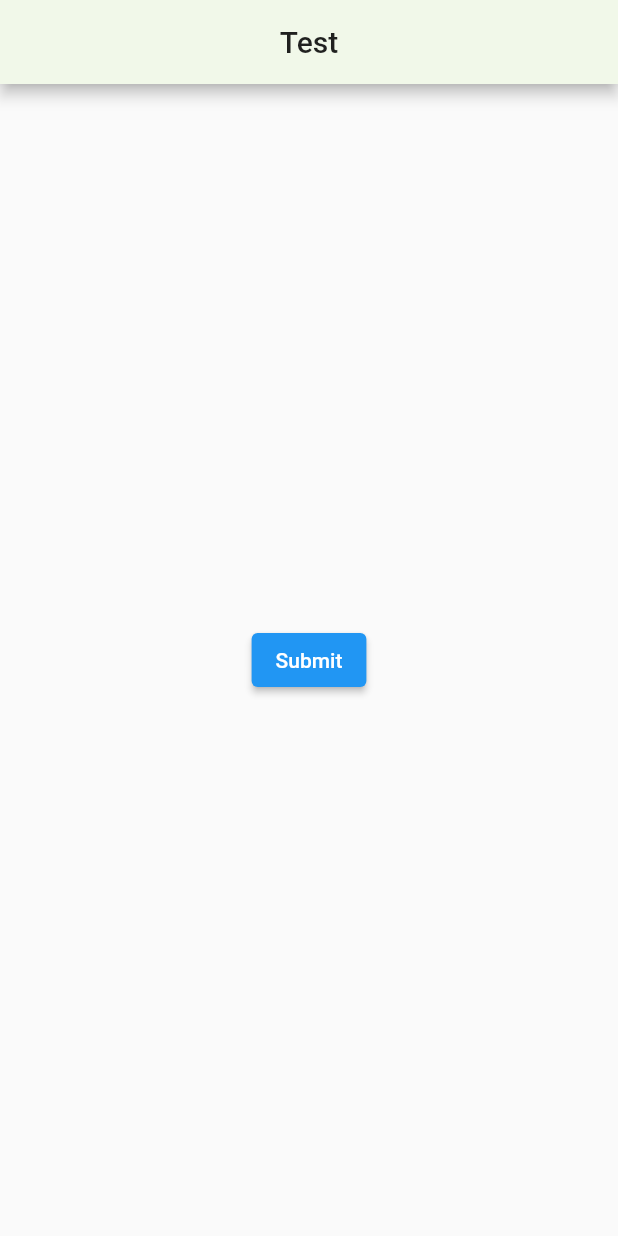
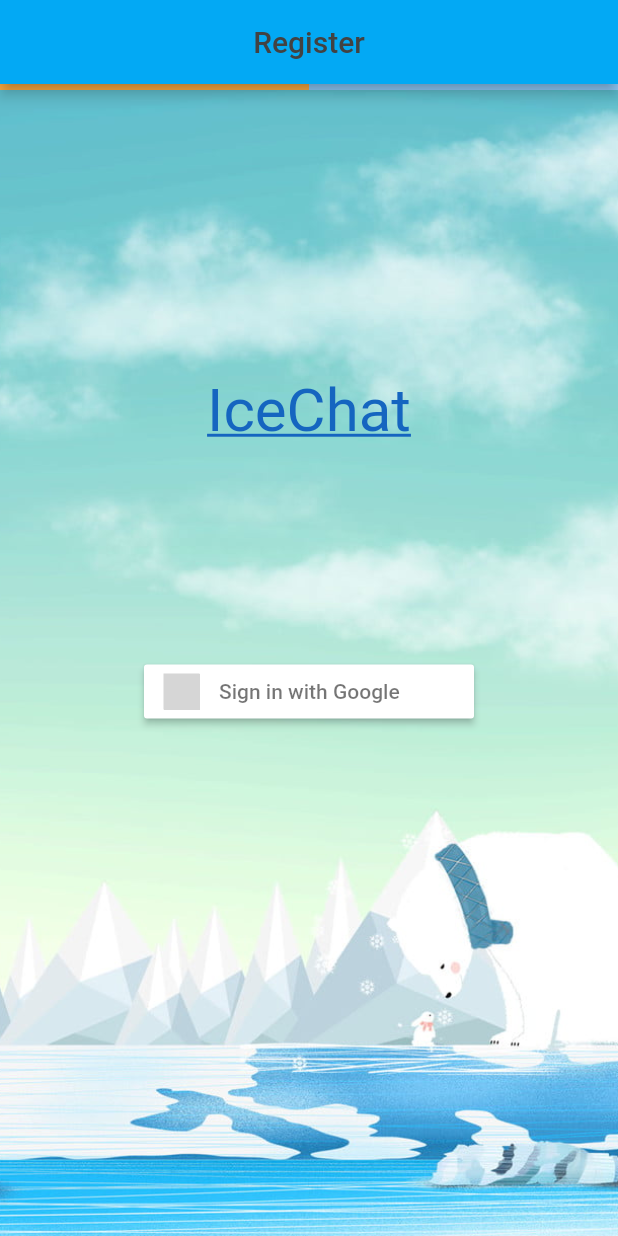
Before and after one commit to mayankofficial999/IceChat, a Flutter app: the screen it shows after launch, on a phone screen of 412 x 824 dp. Run offline on Flutter 3.47's test engine with Material 2 defaults, Android fonts, the phone set to English and light mode, and no system bars; our stand-ins replace cached_network_image, firebase_auth, firebase_core, flutter_signin_button, google_fonts, google_sign_in and 1 more; accounts and stored records are empty; grey boxes are pictures that could not be loaded.

Commit message:
Registration_Screens_Completed

```diff
--- a/lib/main.dart
+++ b/lib/main.dart
@@ -1,11 +1,53 @@
+import 'package:cached_network_image/cached_network_image.dart';
 import 'package:flutter/material.dart';
 import 'package:firebase_core/firebase_core.dart';
-import 'package:firebase_database/firebase_database.dart';
+import 'package:flutter_signin_button/flutter_signin_button.dart';
+//import 'package:firebase_database/firebase_database.dart';
+import 'package:firebase_auth/firebase_auth.dart';
+import 'package:google_fonts/google_fonts.dart';
+import 'package:google_sign_in/google_sign_in.dart';
+import 'dart:io';
+import 'package:image_picker/image_picker.dart';
 
 void main() async {
   WidgetsFlutterBinding.ensureInitialized();
   await Firebase.initializeApp();
-  runApp(MaterialApp(home:LoginScreen(),theme: ThemeData(primaryColor: Colors.lightGreen[50],),));
+  runApp(MaterialApp(home:LoginScreen(),theme: ThemeData(primaryColor: Colors.lightBlue,),));
+}
+Future<User> signInWithGoogle() async {
+  FirebaseAuth auth = FirebaseAuth.instance;
+  UserCredential userCopy;
+  // Trigger the authentication flow
+  final GoogleSignInAccount googleUser = await GoogleSignIn().signIn();
+  if (googleUser != null) {
+  // Obtain the auth details from the request
+  final GoogleSignInAuthentication googleAuth = await googleUser.authentication;
+  // Create a new credential
+  final AuthCredential credential = GoogleAuthProvider.credential(
+    accessToken: googleAuth.accessToken,
+    idToken: googleAuth.idToken,
+  );
+  try {
+      final UserCredential userCredential = await auth.signInWithCredential(credential);
+      print("Google Sign-In Successful");
+      userCopy=userCredential;
+      return userCredential.user;
+    } on FirebaseAuthException catch (e) {
+      //_showMyDialog(e.code,);
+      if (e.code == 'account-exists-with-different-credential') {
+        // handle the error here
+        print("account-exists-with-different-credential");
+      }
+      else if (e.code == 'invalid-credential') {
+        // handle the error here
+        print("invalid-credential");
+      }
+    } catch (e) {
+      // handle the error here
+      print(e);
+    }
+  }
+  return userCopy.user;
 }
 
 class LoginScreen extends StatefulWidget {
@@ -13,30 +55,133 @@
   _LoginScreenState createState() => _LoginScreenState();
 }
 
-class _LoginScreenState extends State<LoginScreen> {
-  final fb = FirebaseDatabase.instance;
+class _LoginScreenState extends State<LoginScreen>with TickerProviderStateMixin {
+  User chatUser;
+  bool signedIn=false;
+  bool loading=false;
+  File _image;
+  final picker = ImagePicker();
+  Future getImage() async {
+    final pickedFile = await picker.getImage(source: ImageSource.gallery);
+    setState(() {
+      if (pickedFile != null) {
+        _image = File(pickedFile.path);
+      } else {
+        print('No image selected.');
+      }
+    });
+  }
+  //final fb = FirebaseDatabase.instance;
+  void checkSignIn(){
+    FirebaseAuth.instance
+    .authStateChanges()
+    .listen((User user) {
+    if (user == null) {
+      setState(() {
+      signedIn=false;
+      });
+      print('User signed out');
+    } else {
+      setState(() {
+      signedIn=true;
+      });
+      print('User signed in');
+    }
+  });
+  }
+
   @override
   Widget build(BuildContext context) {
-    final ref = fb.reference();
+    checkSignIn();
+    //final ref = fb.reference();
     return Scaffold(
+      resizeToAvoidBottomInset: false,
       appBar: AppBar(
-          title: Center(child:Text('Test')),
+          title: Center(child:Text('Register',style: TextStyle(color: Colors.grey[800]),)),
         ),
-      body: Center(child:
-       ElevatedButton(
-              onPressed: () {
-                // ref.child("Users").child("8ewdhuhde").set({
-                //   'message_received':'Hey! Pro','message_sent':'Hey! Noob'
-                // });
-                // ref.child("Users").child("UID").child("message_sent").set("Hi!");
-                print('This Line Executes.');
-                ref.once().then((DataSnapshot data) {
-                  print('Data is ${data.value}');
-                });
-              },
-              child: Text("Submit"),
-            ),
+      body: Container(
+        constraints: BoxConstraints.expand(),
+        decoration: BoxDecoration(
+        image: DecorationImage(
+          image: AssetImage('assets/background/theme.jpg'),
+          fit: BoxFit.cover)
+        ),
+        child: loading? Center(child:SizedBox(child:CircularProgressIndicator(
+          backgroundColor: Colors.white,
+          valueColor: AlwaysStoppedAnimation(Colors.lightBlue),
+          strokeWidth: 5,
+        ),height: 100,width: 100,),)
+        :Column(children:
+        [
+          LinearProgressIndicator(
+            value: signedIn? 1.0:0.5,
+            valueColor: AlwaysStoppedAnimation(Colors.orangeAccent),
+          ),
+          signedIn ? profileUpdate():loginScreen()
+        ]
+        ),
         ),
       );
   }
+  Widget loginScreen()
+  {
+    return Column(
+          children:
+          [
+            Container(child:
+              Text('IceChat',
+                style: GoogleFonts.concertOne(fontSize: 40,
+                  fontWeight: FontWeight.normal,
+                  color: Colors.blue[800],
+                  decoration: TextDecoration.underline,
+                  ),
+              ),
+            margin: EdgeInsets.only(top: 190,bottom: 140),
+            ),
+            SignInButton(
+              Buttons.Google,
+              text: "Sign in with Google",
+              onPressed: () async {setState((){loading=true;});chatUser= await signInWithGoogle();setState((){loading=false;});},
+            )
+          ]
+          );
+
+  }
+  Widget profileUpdate()
+  {
+    return Column(children:
+    [
+      SizedBox(height: 150,),
+      SizedBox(child:
+        ClipOval(child:
+        _image == null
+            ?
+        CachedNetworkImage(
+          imageUrl: signedIn ? chatUser.photoURL:"https://t3.ftcdn.net/jpg/03/46/83/96/360_F_346839683_6nAPzbhpSkIpb8pmAwufkC7c5eD7wYws.jpg",
+          placeholder: (context, url) => new CircularProgressIndicator(),
+          errorWidget: (context, url, error) => new Icon(Icons.error),
+          )
+          : Image.file(_image,fit: BoxFit.fill,),
+        ),
+        height: 90,
+        width: 90,
+      ),
+      TextButton(onPressed: (){getImage();}, child: Text('Change')),
+      SizedBox(child:
+       TextFormField(
+         decoration: const InputDecoration(
+              icon: Icon(Icons.person),
+              hintText: 'Enter Full Name',
+              labelText: 'Name',
+              ),
+              initialValue: signedIn? chatUser.displayName:'',
+            ),
+          width: 300,
+          ),
+      SizedBox(height: 10,),
+      //ElevatedButton(onPressed: ()async { setState((){loading=true;});await GoogleSignIn().signOut();await FirebaseAuth.instance.signOut();setState((){loading=false;});}, child: Text('Logout')),
+      ElevatedButton(child: Text('Continue'),onPressed:(){} ,),
+    ],
+    );
+  }
 }
--- a/pubspec.yaml
+++ b/pubspec.yaml
@@ -27,6 +27,10 @@
   firebase_database: '^6.1.2'
   firebase_auth: "^1.1.1"
   google_sign_in: "^5.0.2"
+  google_fonts: "^2.0.0"
+  flutter_signin_button: "^2.0.0"
+  cached_network_image: "^3.0.0"
+  image_picker: "^0.7.4"
 
   # The following adds the Cupertino Icons font to your application.
   # Use with the CupertinoIcons class for iOS style icons.
```
Also changed, not shown: assets/background/theme.jpg (added), assets/icons/defaultDp.jpg (added), pubspec.lock, 3 other files.
